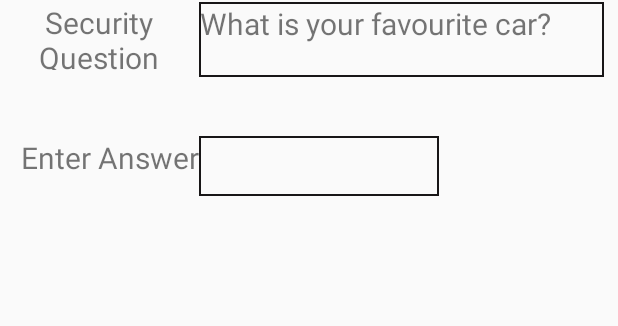
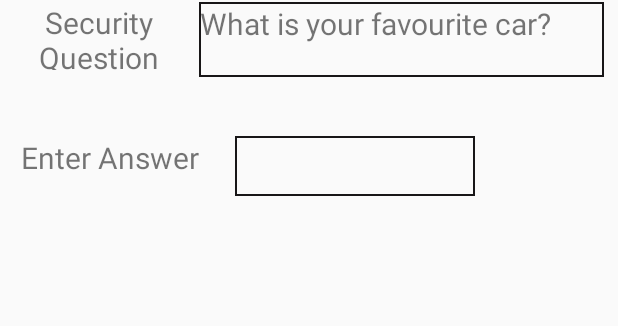
Before and after one commit to DBSE-teaching/isee2019-Sky-Net, an Android app: the layout security_question.xml on its own in the app's theme, with its tools: preview values and no code run, on a phone screen of 412 x 824 dp. Shown: the part 299-625 px from the top of the screen. Run offline under Robolectric (Android 15) with nearby library versions, the phone set to English and light mode, and no system bars.

Commit message:
minor xml layout update

```diff
--- a/SourceCode/app/src/main/res/layout/security_question.xml
+++ b/SourceCode/app/src/main/res/layout/security_question.xml
@@ -91,7 +91,7 @@
         android:background="@drawable/border_style"
         app:layout_constraintBottom_toBottomOf="parent"
         app:layout_constraintEnd_toEndOf="parent"
-        app:layout_constraintHorizontal_bias="0.527"
+        app:layout_constraintHorizontal_bias="0.629"
         app:layout_constraintStart_toStartOf="parent"
         app:layout_constraintTop_toTopOf="parent"
         app:layout_constraintVertical_bias="0.367" />
```
